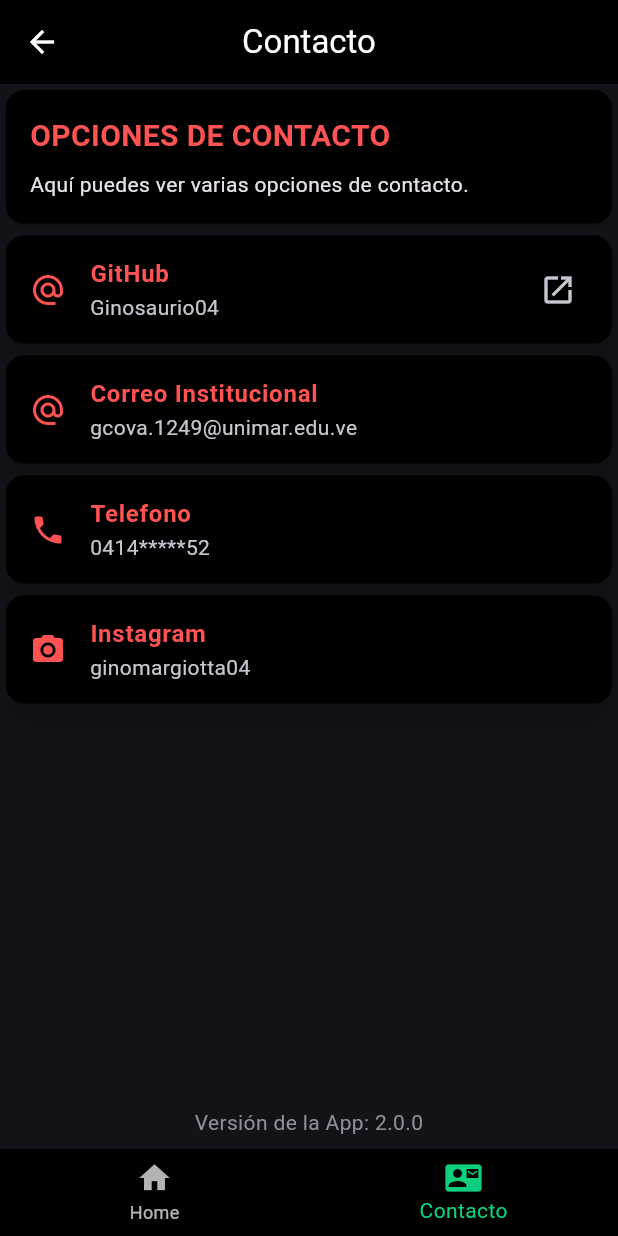
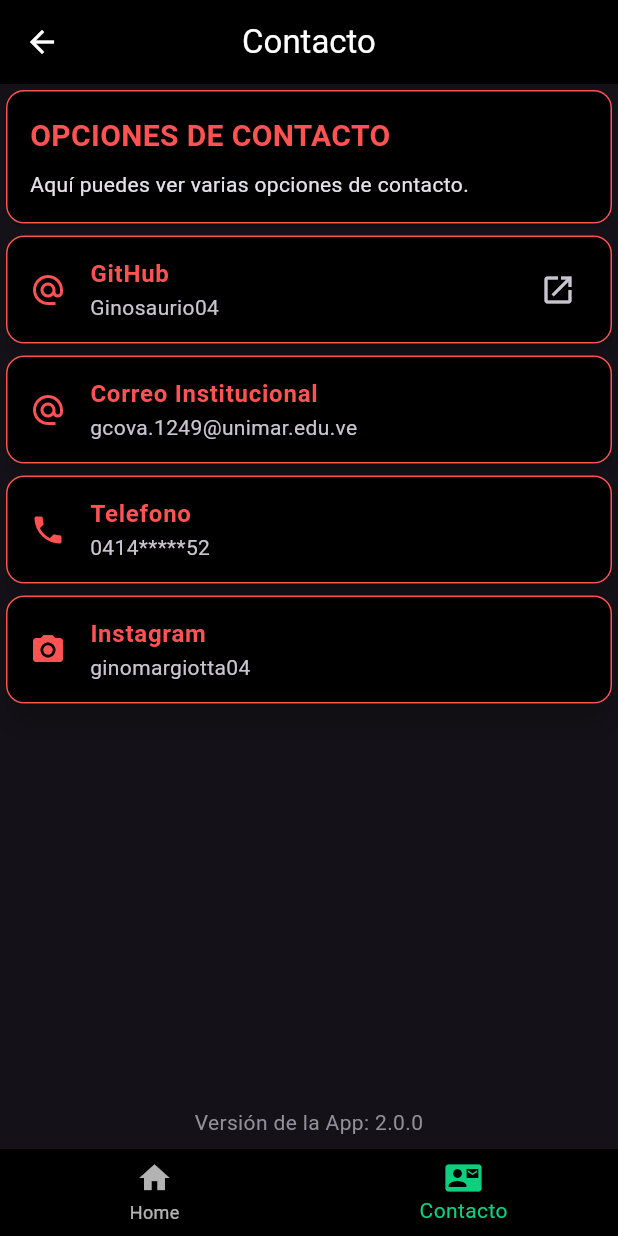
Before and after one commit to Ginosaurio04/flutter_application_portafolio2, a Flutter app: the ContactoScreen screen opened by its route, on a phone screen of 412 x 824 dp. Run offline on Flutter 3.47's test engine with Material 3 defaults, Android fonts, the phone set to English and light mode, and no system bars.

Commit message:
AJUSTES A LOS BORDES

```diff
--- a/lib/screens/contacto_screen.dart
+++ b/lib/screens/contacto_screen.dart
@@ -49,6 +49,7 @@ class _ContactoScreenState extends State<ContactoScreen> {
                   elevation: 1,
                   shape: RoundedRectangleBorder(
                     borderRadius: BorderRadius.circular(12),
+                    side: const BorderSide(color: Colors.redAccent),
                   ),
                   child: Padding(
                     padding: const EdgeInsets.all(16.0),
@@ -75,6 +76,7 @@ class _ContactoScreenState extends State<ContactoScreen> {
                   elevation: 4,
                   shape: RoundedRectangleBorder(
                     borderRadius: BorderRadius.circular(12),
+                    side: const BorderSide(color: Colors.redAccent),
                   ),
                   child: Column(
                     children: <Widget>[
@@ -94,8 +96,10 @@ class _ContactoScreenState extends State<ContactoScreen> {
                         ),
                         subtitle: const Text('Ginosaurio04'),
                         trailing: const Icon(Icons.open_in_new),
-                  onTap: () =>
-                      _launchURL(context, 'https://github.com/Ginosaurio04'),
+                        onTap: () => _launchURL(
+                          context,
+                          'https://github.com/Ginosaurio04',
+                        ),
                       ),
                     ],
                   ),
@@ -106,6 +110,7 @@ class _ContactoScreenState extends State<ContactoScreen> {
                   elevation: 4,
                   shape: RoundedRectangleBorder(
                     borderRadius: BorderRadius.circular(12),
+                    side: const BorderSide(color: Colors.redAccent),
                   ),
                   child: Column(
                     children: <Widget>[
@@ -134,12 +139,16 @@ class _ContactoScreenState extends State<ContactoScreen> {
                   elevation: 8,
                   shape: RoundedRectangleBorder(
                     borderRadius: BorderRadius.circular(12),
+                    side: const BorderSide(color: Colors.redAccent),
                   ),
                   child: Column(
                     children: <Widget>[
                       // GitHub
                       ListTile(
-                  leading: const Icon(Icons.phone, color: Colors.redAccent),
+                        leading: const Icon(
+                          Icons.phone,
+                          color: Colors.redAccent,
+                        ),
                         title: const Text(
                           'Telefono',
                           style: TextStyle(
@@ -159,6 +168,7 @@ class _ContactoScreenState extends State<ContactoScreen> {
                   elevation: 8,
                   shape: RoundedRectangleBorder(
                     borderRadius: BorderRadius.circular(12),
+                    side: const BorderSide(color: Colors.redAccent),
                   ),
                   child: Column(
                     children: <Widget>[
--- a/lib/screens/home_screen.dart
+++ b/lib/screens/home_screen.dart
@@ -31,6 +31,7 @@ class _HomeScreenState extends State<HomeScreen> {
             elevation: 1,
             shape: RoundedRectangleBorder(
               borderRadius: BorderRadius.circular(12),
+              side: const BorderSide(color: Colors.lightBlueAccent),
             ),
             child: Padding(
               padding: const EdgeInsets.all(16.0),
@@ -59,6 +60,7 @@ class _HomeScreenState extends State<HomeScreen> {
             color: Colors.black,
             shape: RoundedRectangleBorder(
               borderRadius: BorderRadius.circular(16),
+              side: const BorderSide(color: Colors.lightBlueAccent),
             ),
             margin: const EdgeInsets.only(bottom: 30),
             child: Padding(
@@ -105,6 +107,7 @@ class _HomeScreenState extends State<HomeScreen> {
             elevation: 4,
             shape: RoundedRectangleBorder(
               borderRadius: BorderRadius.circular(12),
+              side: const BorderSide(color: Colors.lightBlueAccent),
             ),
             child: Padding(
               padding: const EdgeInsets.all(16.0),
@@ -151,6 +154,7 @@ class _HomeScreenState extends State<HomeScreen> {
             elevation: 4,
             shape: RoundedRectangleBorder(
               borderRadius: BorderRadius.circular(12),
+              side: const BorderSide(color: Colors.purpleAccent),
             ),
             child: Column(
               children: <Widget>[
@@ -178,6 +182,7 @@ class _HomeScreenState extends State<HomeScreen> {
             elevation: 4,
             shape: RoundedRectangleBorder(
               borderRadius: BorderRadius.circular(12),
+              side: const BorderSide(color: Colors.green),
             ),
             child: Column(
               children: <Widget>[
@@ -220,6 +225,7 @@ class _HomeScreenState extends State<HomeScreen> {
             elevation: 4,
             shape: RoundedRectangleBorder(
               borderRadius: BorderRadius.circular(12),
+              side: const BorderSide(color: Colors.orangeAccent),
             ),
             child: Column(
               children: <Widget>[
```
Lines whose indentation alone changed are shown as unchanged.
